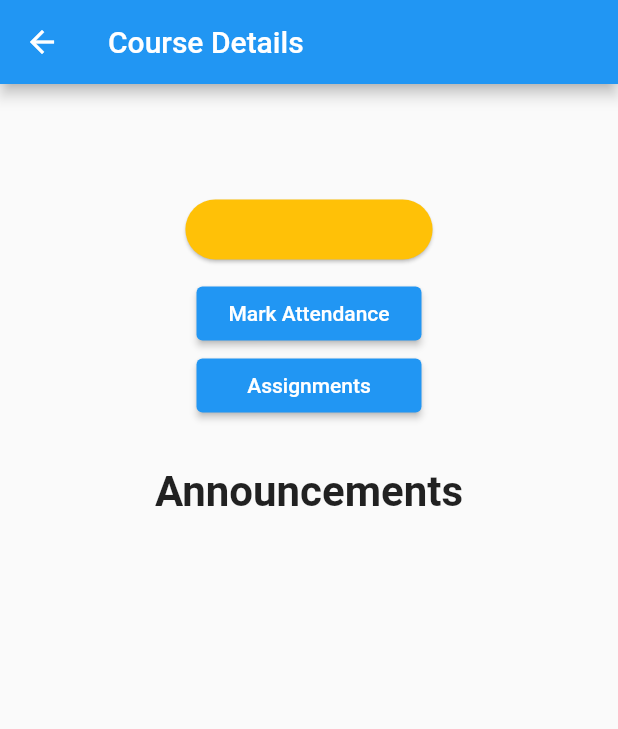
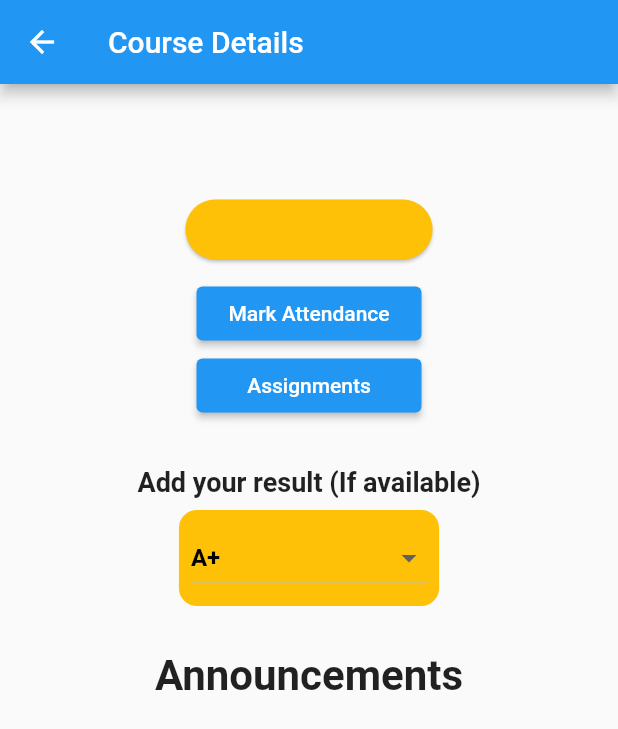
Before and after one commit to kulasinghet/unimate, a Flutter app: the StudentCourse screen opened directly, on a phone screen of 412 x 824 dp. Shown: the top 729 px of the screen. Run offline on Flutter 3.47's test engine with Material 2 defaults, Android fonts, the phone set to English and light mode, and no system bars; our stand-ins replace cloud_firestore, firebase_auth, firebase_core, flutter_svg, geolocator, permission_handler and 2 more; accounts and stored records are empty.

Commit message:
Add change the course result functionality

```diff
--- a/lib/student/course.dart
+++ b/lib/student/course.dart
@@ -25,6 +25,8 @@ class _StudentCourseState extends State<StudentCourse> {
   List<Map<String, dynamic>?> lecturerNameList = [];
   List<String> courseIdListGlobal = [];
   List<Map<String, dynamic>?> announcementList = [];
+  String _selectedResult = "A+";
+  String resultId = "";
 
   @override
   void initState() {
@@ -72,7 +74,7 @@ class _StudentCourseState extends State<StudentCourse> {
           var data = documentSnapshot.data();
           lecturerList.add(data);
           setState(() {
-          // debugPrint(data.toString());
+            // debugPrint(data.toString());
             lecturerNameList = lecturerList;
             itemList = courseList;
             courseIdListGlobal = courseIdList;
@@ -100,7 +102,31 @@ class _StudentCourseState extends State<StudentCourse> {
           setState(() {
             announcementList = tempAnnouncementList;
           });
+
         });
+
+        //  Fetch user results if(Possible);
+        String? userId = prefs.getString('userId');
+        query = await db
+            .collection('student_course')
+            .where('student_id',
+            isEqualTo:
+            FirebaseFirestore.instance.collection('users').doc(userId))
+            .where('course_id',
+            isEqualTo:
+            FirebaseFirestore.instance.collection('course').doc(courseId))
+            .get()
+            .then((querySnapshot) {
+          for (var docSnapshot in querySnapshot.docs) {
+            debugPrint(docSnapshot.id);
+            setState(() {
+              _selectedResult = docSnapshot.data()['result'];
+              resultId = docSnapshot.id;
+            });
+          }
+        });
+
+
       }
     } on FirebaseAuthException catch (e) {
       if (false) {
@@ -195,6 +221,66 @@ class _StudentCourseState extends State<StudentCourse> {
                     const SizedBox(
                       height: 30,
                     ),
+                    const Text("Add your result (If available)", style: TextStyle(
+                      fontWeight: FontWeight.bold,
+                      fontSize: 18,
+                    ),),
+                    const SizedBox(
+                      height: 8.0,
+                    ),
+                    Container(
+                      decoration: const BoxDecoration(
+                        color: Colors.amber,
+                        borderRadius: BorderRadius.all(Radius.circular(12)),
+                      ),
+                      child: Padding(
+                        padding: const EdgeInsets.all(8.0),
+                        child: DropdownButton<String>(
+                          dropdownColor: Colors.amber,
+                          style: const TextStyle(
+                              color: Colors.black,
+                              fontSize: 16,
+                              fontWeight: FontWeight.bold),
+                          value: _selectedResult,
+                          hint: const Text('Select exam result'),
+                          items: const [
+                            DropdownMenuItem(
+                              value: 'A+',
+                              child: Text('A+'),
+                            ),
+                            DropdownMenuItem(
+                              value: 'A',
+                              child: Text('A'),
+                            ),
+                            DropdownMenuItem(
+                              value: 'B',
+                              child: Text('B'),
+                            ),
+                            DropdownMenuItem(
+                              value: 'C',
+                              child: Text('C'),
+                            ),
+                            DropdownMenuItem(
+                              value: 'F',
+                              child: Text('F'),
+                            ),
+                          ],
+                          onChanged: (String? value) async {
+                            setState(() {
+                              _selectedResult = value!;
+                            });
+                            var db = FirebaseFirestore.instance;
+                            await db.collection('student_course').doc(resultId).update({
+                              'result': value,
+                            });
+
+                          },
+                        ),
+                      ),
+                    ),
+                    const SizedBox(
+                      height: 30,
+                    ),
                     const Text(
                       'Announcements',
                       textAlign: TextAlign.center,
```
